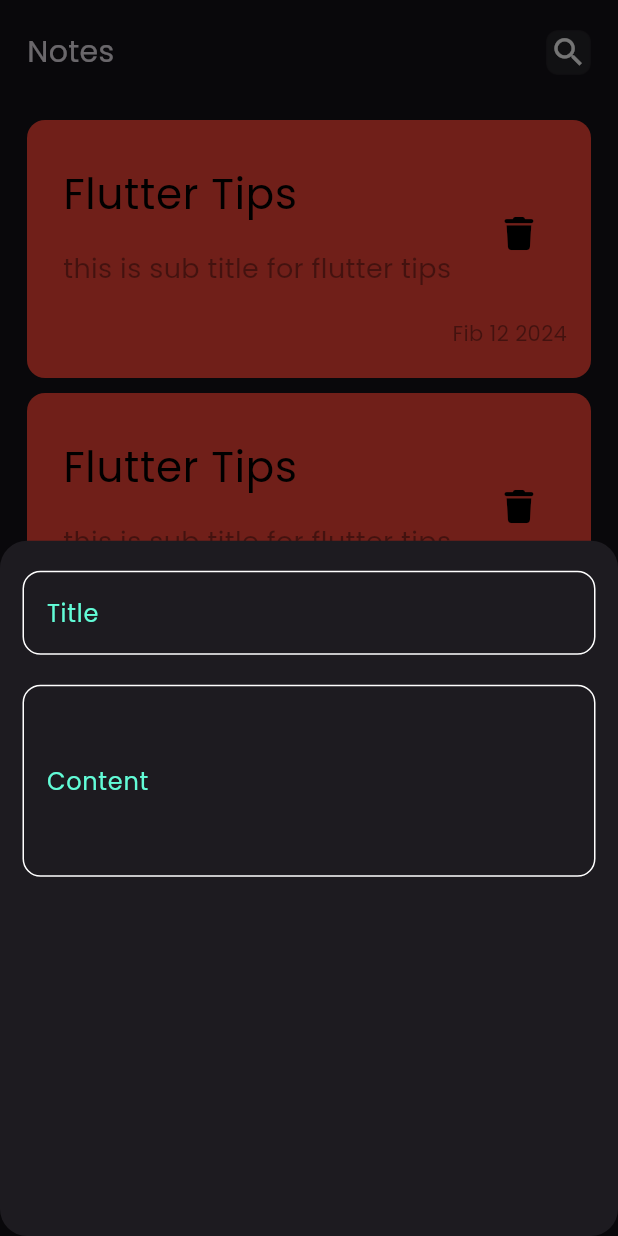
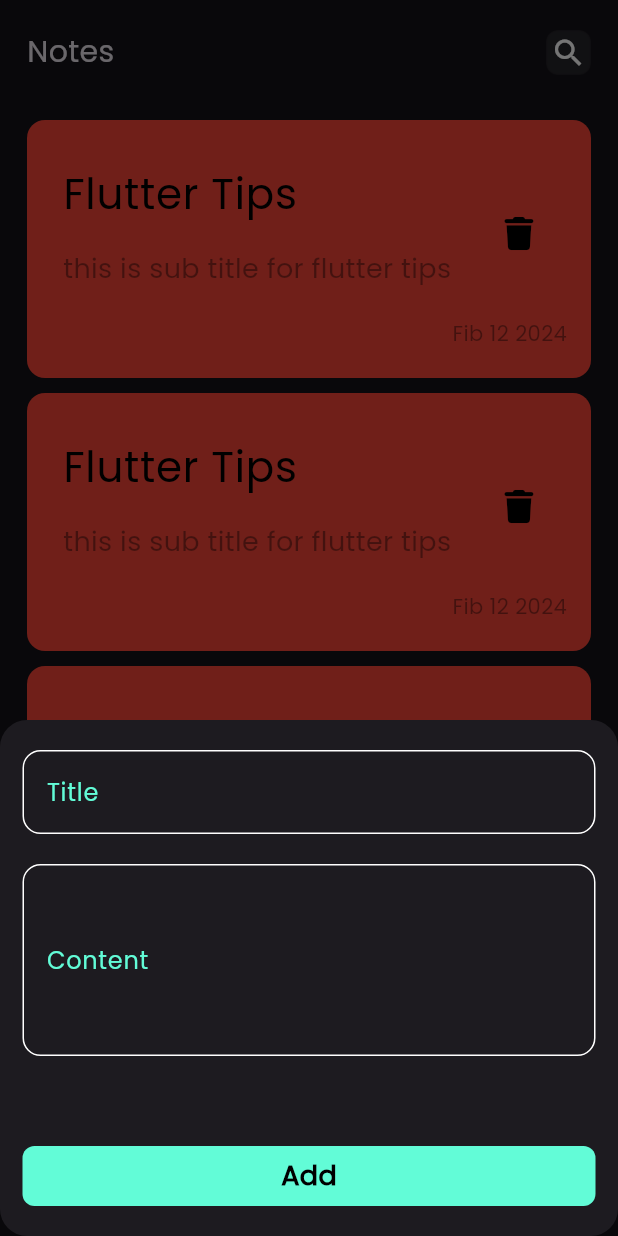
Before and after one commit to AliKamar34/notes_app, a Flutter app: the screen it shows after launch, after a tap on the "add" icon, on a phone screen of 412 x 824 dp. Run offline on Flutter 3.47's test engine with Material 3 defaults, Android fonts, the phone set to English and light mode, and no system bars; our stand-ins replace font_awesome_flutter.

Commit message:
finish buttom sheet add edit note view

```diff
--- a/lib/views/widgets/add_bottom_sheet.dart
+++ b/lib/views/widgets/add_bottom_sheet.dart
@@ -1,4 +1,5 @@
 import 'package:flutter/material.dart';
+import 'package:notes_app/views/widgets/custom_botton.dart';
 import 'package:notes_app/views/widgets/custom_text_feild.dart';
 
 class AddNoteButtonSheet extends StatelessWidget {
@@ -8,6 +9,7 @@ class AddNoteButtonSheet extends StatelessWidget {
   Widget build(BuildContext context) {
     return Padding(
       padding: const EdgeInsets.symmetric(horizontal: 15, vertical: 20),
+      child: SingleChildScrollView(
         child: Column(
           children: [
             CustomTextField(label: 'Title'),
@@ -17,8 +19,13 @@ class AddNoteButtonSheet extends StatelessWidget {
             CustomTextField(
               label: 'Content',
               maxLines: 4,
-          )
+            ),
+            const SizedBox(
+              height: 60,
+            ),
+            CustomButton(title: 'Add'),
           ],
+        ),
       ),
     );
   }
--- a/lib/views/widgets/custom_app_bar.dart
+++ b/lib/views/widgets/custom_app_bar.dart
@@ -2,18 +2,21 @@ import 'package:flutter/material.dart';
 import 'package:notes_app/views/widgets/custom_search_icon.dart';
 
 class CustomAppBar extends StatelessWidget {
-  const CustomAppBar({super.key});
-
+ const CustomAppBar({super.key, required this.title, required this.icon});
+  final String title;
+  final Icon icon;
   @override
   Widget build(BuildContext context) {
-    return const Row(
+    return Row(
       mainAxisAlignment: MainAxisAlignment.spaceBetween,
       children: [
         Text(
-          'Notes',
-          style: TextStyle(fontSize: 20),
+          title,
+          style: const TextStyle(fontSize: 20),
         ),
-        CustomSearchIcon(),
+        CustomIconBotton(
+          icon: icon,
+        ),
       ],
     );
   }
--- /dev/null
+++ b/lib/views/widgets/custom_botton.dart
@@ -0,0 +1,32 @@
+import 'package:flutter/material.dart';
+import 'package:notes_app/constants.dart';
+
+class CustomButton extends StatelessWidget {
+  CustomButton({super.key, this.onTap, required this.title});
+  final String title;
+  VoidCallback? onTap;
+  @override
+  Widget build(BuildContext context) {
+    return GestureDetector(
+      onTap: onTap,
+      child: Container(
+        decoration: BoxDecoration(
+          color: kPrimaryColor,
+          borderRadius: BorderRadius.circular(8),
+        ),
+        height: 40,
+        width: double.infinity,
+        child: Center(
+          child: Text(
+            title,
+            style: const TextStyle(
+              fontWeight: FontWeight.bold,
+              color: Colors.black,
+              fontSize: 18,
+            ),
+          ),
+        ),
+      ),
+    );
+  }
+}
--- a/lib/views/widgets/custom_notes_item.dart
+++ b/lib/views/widgets/custom_notes_item.dart
@@ -1,12 +1,24 @@
 import 'package:flutter/material.dart';
 import 'package:font_awesome_flutter/font_awesome_flutter.dart';
+import 'package:notes_app/views/edit_note_view.dart';
 
 class NotesItem extends StatelessWidget {
   const NotesItem({super.key});
 
   @override
   Widget build(BuildContext context) {
-    return Container(
+    return GestureDetector(
+      onTap: () {
+        Navigator.push(
+          context,
+          MaterialPageRoute(
+            builder: (context) {
+              return const EditNoteView();
+            },
+          ),
+        );
+      },
+      child: Container(
         margin: const EdgeInsets.only(top: 10),
         padding: const EdgeInsets.only(
           top: 20,
@@ -54,6 +66,7 @@ class NotesItem extends StatelessWidget {
             )
           ],
         ),
+      ),
     );
   }
 }
--- a/lib/views/widgets/custom_search_icon.dart
+++ b/lib/views/widgets/custom_search_icon.dart
@@ -1,8 +1,8 @@
 import 'package:flutter/material.dart';
 
-class CustomSearchIcon extends StatelessWidget {
-  const CustomSearchIcon({super.key});
-
+class CustomIconBotton extends StatelessWidget {
+const  CustomIconBotton({super.key, required this.icon});
+  final Icon icon;
   @override
   Widget build(BuildContext context) {
     return Container(
@@ -17,11 +17,8 @@ class CustomSearchIcon extends StatelessWidget {
           blurStyle: BlurStyle.inner,
         )
       ]),
-      child: const Center(
-        child: Icon(
-          Icons.search,
-          size: 25,
-        ),
+      child: Center(
+        child: icon,
       ),
     );
   }
--- a/lib/views/widgets/notes_view_body.dart
+++ b/lib/views/widgets/notes_view_body.dart
@@ -14,7 +14,13 @@ class NotesViewBody extends StatelessWidget {
           SizedBox(
             height: 20,
           ),
-          CustomAppBar(),
+          CustomAppBar(
+            title: 'Notes',
+            icon: Icon(
+              Icons.search,
+              size: 24,
+            ),
+          ),
           SizedBox(
             height: 20,
           ),
```
Also changed, not shown: lib/views/edit_note_view.dart (added, +13 -0 lines), lib/views/widgets/edit_note_view_body.dart (added, +39 -0 lines). Lines whose indentation alone changed are shown as unchanged.
